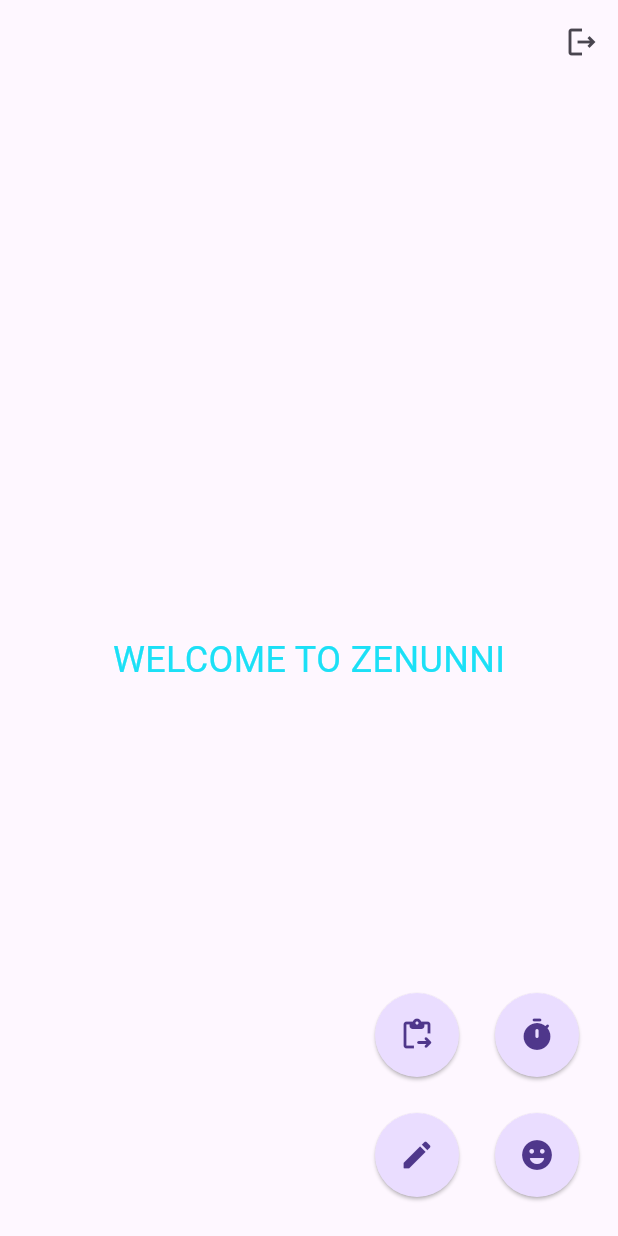
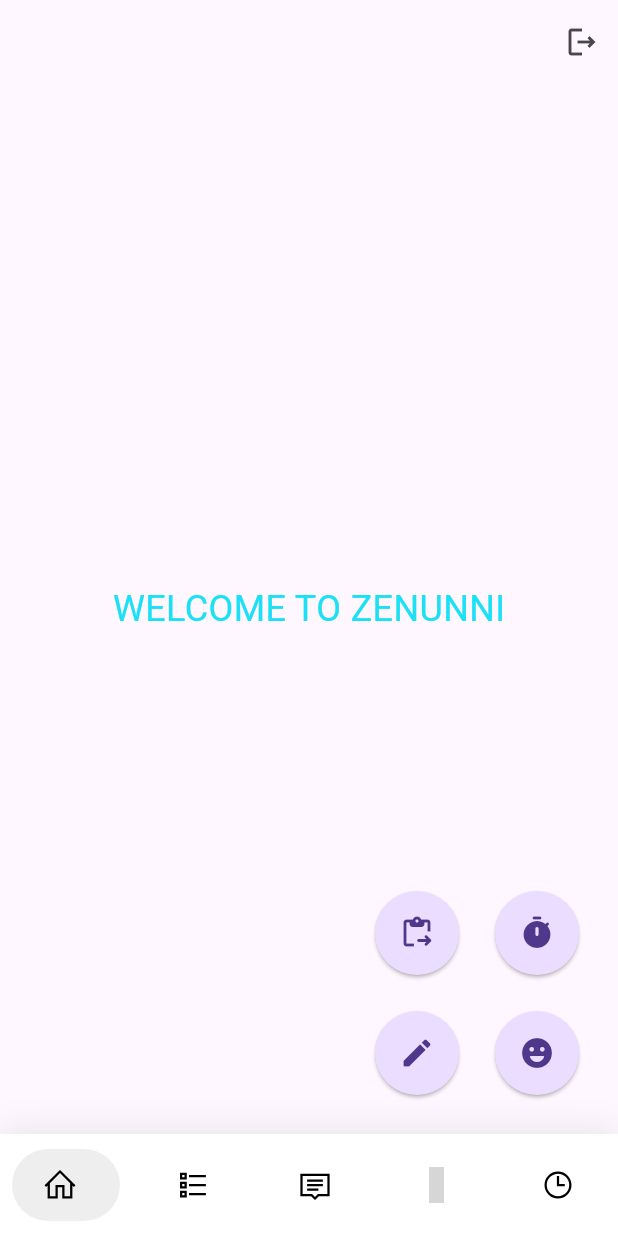
Before and after one commit to jydv402/ZenUnni, a Flutter app: the screen it shows once a user with an empty profile is signed in, on a phone screen of 412 x 824 dp. Run offline on Flutter 3.47's test engine with Material 3 defaults, Android fonts, the phone set to English and light mode, and no system bars; drawn by our look-alikes of google_nav_bar; our stand-ins replace cloud_firestore, firebase_auth, firebase_core, flutter_dotenv, flutter_markdown, flutter_riverpod and 2 more; missing offline and left inert: langchain, langchain_google; accounts and stored records are empty; network calls fail; grey boxes are pictures that could not be loaded.

Commit message:
implemented bottom nav bar

```diff
--- a/lib/auth_pages/auth_page.dart
+++ b/lib/auth_pages/auth_page.dart
@@ -1,5 +1,6 @@
 import 'package:firebase_auth/firebase_auth.dart';
 import 'package:flutter/material.dart';
+import 'package:zen/components/nav.dart';
 import 'package:zen/screens/home.dart';
 import 'package:zen/auth_pages/login_page.dart';
 
@@ -14,7 +15,7 @@ class AuthPage extends StatelessWidget {
             builder: (context, snapshot) {
               //if user is logged in
               if (snapshot.hasData) {
-                return const LandPage();
+                return const ZenBar();
               }
               //if user is not logged in
               else {
--- /dev/null
+++ b/lib/components/nav.dart
@@ -0,0 +1,89 @@
+import 'package:flutter/material.dart';
+import 'package:google_nav_bar/google_nav_bar.dart';
+import 'package:line_icons/line_icons.dart';
+import 'package:zen/screens/chat_page.dart';
+import 'package:zen/screens/currmood.dart';
+import 'package:zen/screens/home.dart';
+import 'package:zen/screens/pomodoro_page.dart';
+import 'package:zen/screens/todo.dart';
+
+class ZenBar extends StatefulWidget {
+  const ZenBar({super.key});
+
+  @override
+  State<ZenBar> createState() => ZenBarState();
+}
+
+class ZenBarState extends State<ZenBar> {
+  int _selectedIndex = 0;
+  static const List<Widget> _widgetOptions = <Widget>[
+    LandPage(),
+    Todo(),
+    ChatPage(),
+    CurrentMood(),
+    PomodoroPage()
+  ];
+  @override
+  Widget build(BuildContext context) {
+    return Scaffold(
+      body: Center(
+        child: _widgetOptions.elementAt(_selectedIndex),
+      ),
+      bottomNavigationBar: Container(
+        decoration: BoxDecoration(
+          color: Colors.white,
+          boxShadow: [
+            BoxShadow(
+              blurRadius: 20,
+              color: Colors.black.withValues(alpha: .1),
+            )
+          ],
+        ),
+        child: SafeArea(
+          child: Padding(
+            padding: const EdgeInsets.symmetric(horizontal: 8, vertical: 10),
+            child: GNav(
+              rippleColor: Colors.grey[300]!,
+              hoverColor: Colors.grey[100]!,
+              gap: 8,
+              activeColor: Colors.black,
+              iconSize: 24,
+              padding: EdgeInsets.symmetric(horizontal: 20, vertical: 12),
+              duration: Duration(milliseconds: 400),
+              tabBackgroundColor: Colors.grey[200]!,
+              color: Colors.black,
+              tabs: [
+                GButton(
+                  icon: LineIcons.home,
+                  //text: 'Home',
+                ),
+                GButton(
+                  icon: LineIcons.list,
+                  //text: 'Todo',
+                ),
+                GButton(
+                  icon: LineIcons.comment,
+                  //text: 'Chat',
+                ),
+                GButton(
+                  icon: LineIcons.smilingFace,
+                  //text: 'Mood',
+                ),
+                GButton(
+                  icon: LineIcons.clock,
+                  // text: 'More',
+                ),
+              ],
+              selectedIndex: _selectedIndex,
+              onTabChange: (index) {
+                setState(() {
+                  _selectedIndex = index;
+                });
+              },
+            ),
+          ),
+        ),
+      ),
+    );
+  }
+}
--- a/lib/main.dart
+++ b/lib/main.dart
@@ -3,6 +3,7 @@ import 'package:flutter_dotenv/flutter_dotenv.dart';
 import 'package:flutter_riverpod/flutter_riverpod.dart';
 import 'package:zen/auth_pages/auth_page.dart';
 import 'package:firebase_core/firebase_core.dart';
+import 'package:zen/components/nav.dart';
 import 'package:zen/screens/chat_page.dart';
 import 'package:zen/screens/currMood.dart';
 import 'package:zen/screens/habit.dart';
@@ -34,6 +35,7 @@ class MyApp extends StatelessWidget {
       initialRoute: '/', //Specifies the initial page route
       routes: {
         '/': (context) => const AuthPage(),
+        '/nav': (context) => const ZenBar(),
         '/username': (context) => const Username(),
         '/home': (context) => const LandPage(),
         '/chat': (context) => const ChatPage(),
--- a/lib/screens/home.dart
+++ b/lib/screens/home.dart
@@ -1,5 +1,6 @@
 import 'package:firebase_auth/firebase_auth.dart';
 import 'package:flutter/material.dart';
+import 'package:flutter_riverpod/flutter_riverpod.dart';
 
 class LandPage extends StatelessWidget {
   const LandPage({super.key});
--- a/pubspec.yaml
+++ b/pubspec.yaml
@@ -35,6 +35,8 @@ dependencies:
   # The following adds the Cupertino Icons font to your application.
   # Use with the CupertinoIcons class for iOS style icons.
   cupertino_icons: ^1.0.8
+  google_nav_bar: ^5.0.7
+  line_icons: ^2.0.3
   glassmorphism_widgets: ^0.2.2
   firebase_core: ^3.10.0
   firebase_auth: ^5.4.0
```
Also changed, not shown: lib/screens/todo.dart (+15 -17 lines), pubspec.lock.
